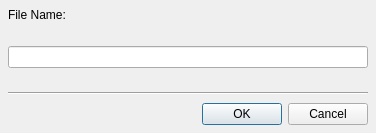
This is ui/deletefiledialog.ui in maxavadallat/maxcommander as Qt 5 draws it before an edit. The edited form follows.
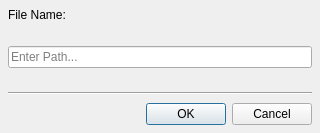
This is the edited form.

Diff of the .ui file:
```diff
--- a/ui/deletefiledialog.ui
+++ b/ui/deletefiledialog.ui
@@ -6,7 +6,7 @@
    <rect>
     <x>0</x>
     <y>0</y>
-    <width>376</width>
+    <width>320</width>
     <height>133</height>
    </rect>
   </property>
@@ -18,7 +18,7 @@
   </property>
   <property name="minimumSize">
    <size>
-    <width>376</width>
+    <width>320</width>
     <height>133</height>
    </size>
   </property>
@@ -77,10 +77,16 @@
      </property>
      <property name="minimumSize">
       <size>
-       <width>360</width>
+       <width>0</width>
        <height>0</height>
       </size>
      </property>
+     <property name="placeholderText">
+      <string>Enter Path...</string>
+     </property>
+     <property name="clearButtonEnabled">
+      <bool>true</bool>
+     </property>
     </widget>
    </item>
    <item row="1" column="0">
```
